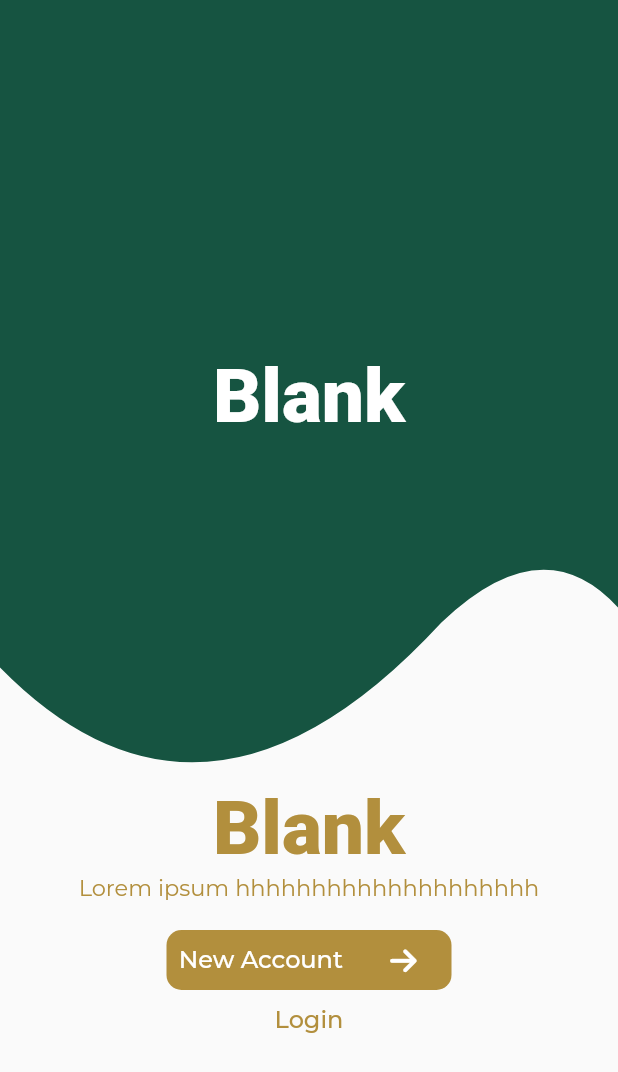
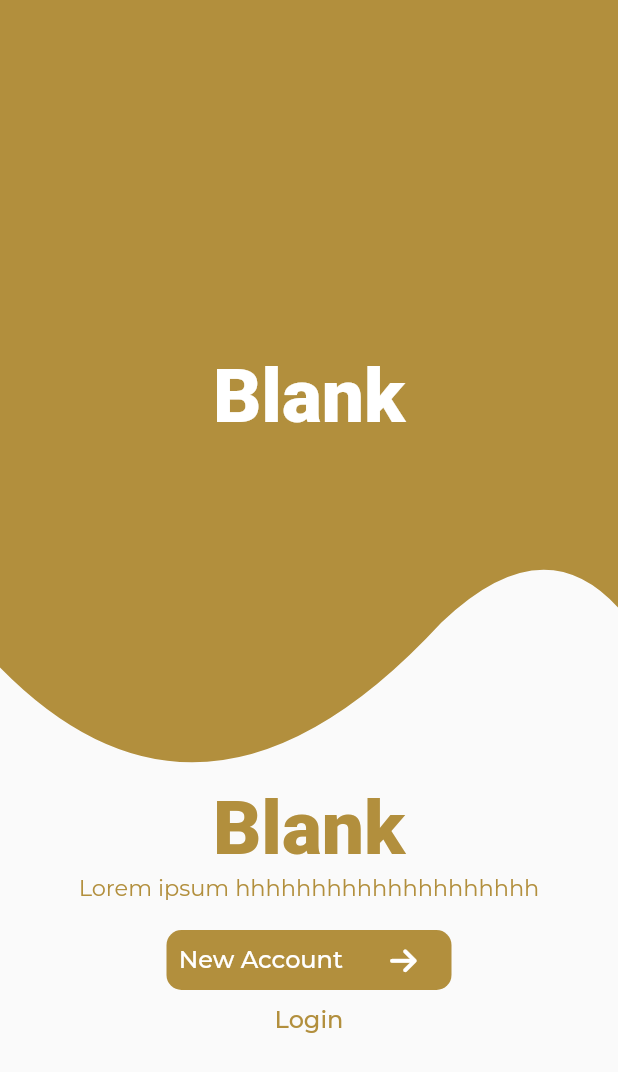
Before and after one commit to naomitimm/Ethio-Agri-CEFT, a Flutter app: the LandingScreen screen opened directly, after a tap on "New Account", on a phone screen of 412 x 824 dp. Shown: the top 1072 px of the screen. Run offline on Flutter 3.47's test engine with Material 2 defaults, Android fonts, the phone set to English and light mode, and no system bars; our stand-ins replace bloc, equatable, flutter_bloc, font_awesome_flutter, google_fonts.

Commit message:
position reset

```diff
--- a/ethio_agri_ceft_app/lib/main.dart
+++ b/ethio_agri_ceft_app/lib/main.dart
@@ -39,8 +39,8 @@ class UnnamedPages extends StatelessWidget {
         return MaterialApp(
           home: Navigator(
             pages: [
-              // const MaterialPage(child: LandingScreen()),
-              const MaterialPage(child: DashboardScreen()),
+              const MaterialPage(child: LandingScreen()),
+              // const MaterialPage(child: DashboardScreen()),
               if (state is SignupRoute) MaterialPage(child: SignupScreen()),
               if (state is LoginRoute) MaterialPage(child: LoginScreen()),
               if (state is LandingRoute)
--- a/ethio_agri_ceft_app/lib/presentation/auth/widgets/wave/wave.dart
+++ b/ethio_agri_ceft_app/lib/presentation/auth/widgets/wave/wave.dart
@@ -11,7 +11,7 @@ class LandingPageWave extends StatelessWidget {
       child: Stack(
         children: [
           Container(
-            color: const Color.fromRGBO(22, 84, 65, 1),
+            color: const Color.fromRGBO(178, 143, 61, 1),
             height: size.height / 1.6,
             width: double.infinity,
           ),
--- a/ethio_agri_ceft_app/lib/presentation/dashboard/dashboard_screen.dart
+++ b/ethio_agri_ceft_app/lib/presentation/dashboard/dashboard_screen.dart
@@ -8,7 +8,7 @@ class DashboardScreen extends StatefulWidget {
 }
 
 class _DashboardScreenState extends State<DashboardScreen> {
-  int myIndex = 2;
+  int myIndex = 0;
 
   List myPages = [const HomeScreen(), const WishlistScreen(), ProfileScreen()];
 
```
Also changed, not shown: ethio_agri_ceft_app/assets/Main-imgae-header.jpg (deleted).
